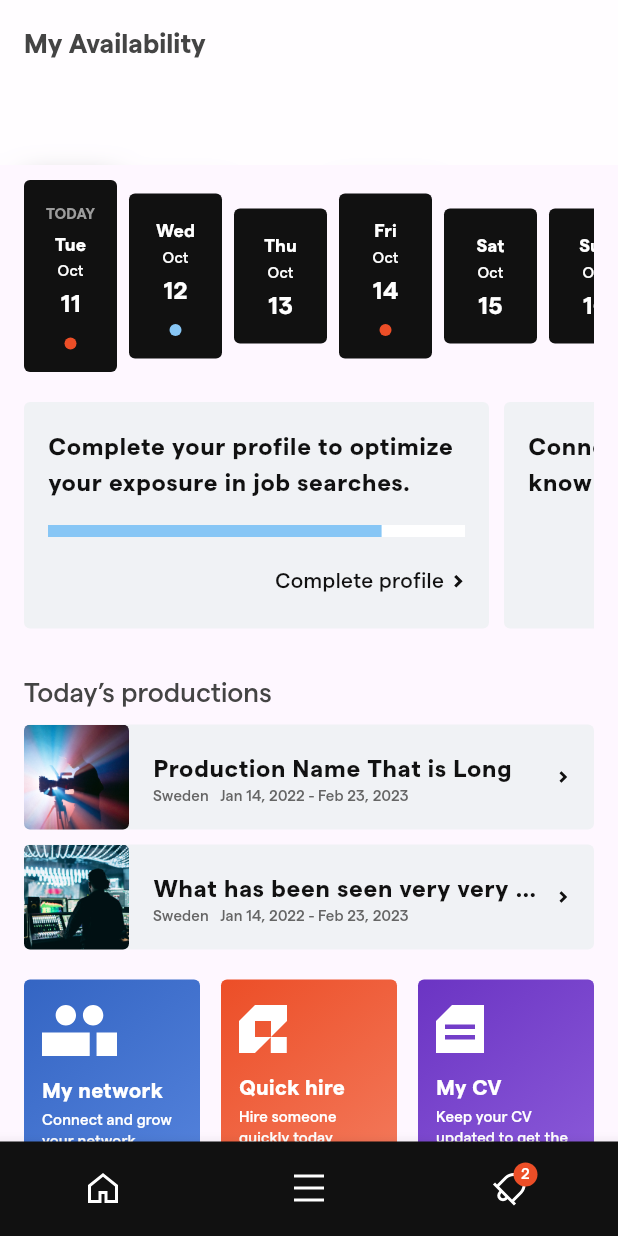
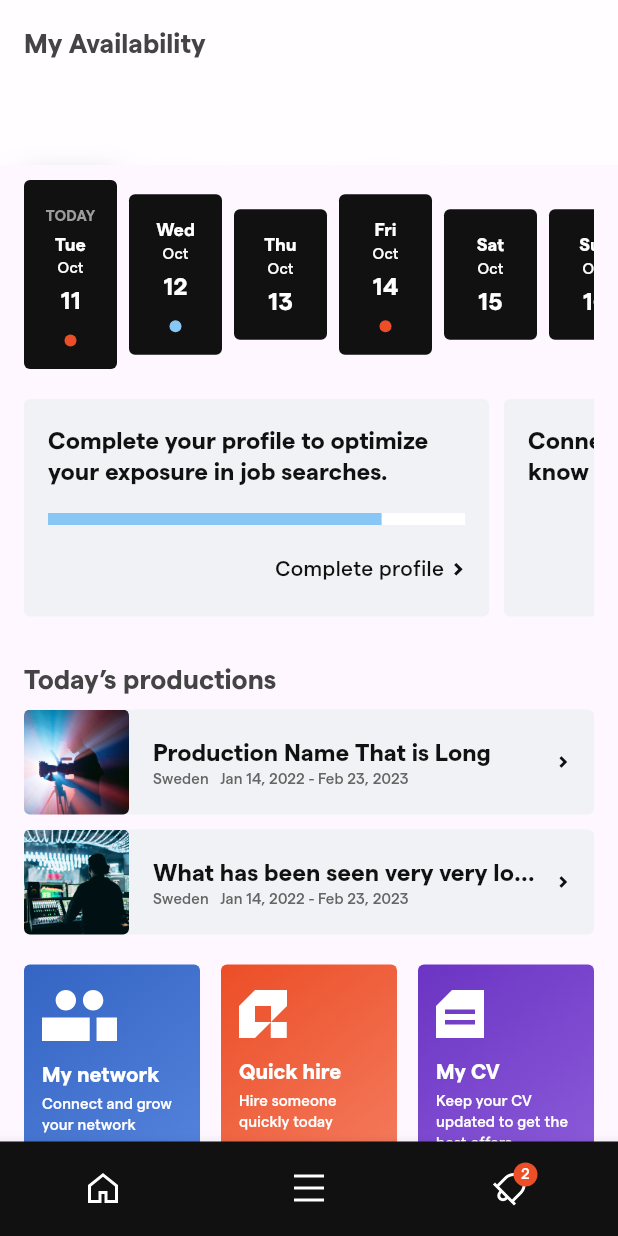
Before and after one commit to IlyaZadyabin/media, a Flutter app: the screen it shows after launch, on a phone screen of 412 x 824 dp. Run offline on Flutter 3.47's test engine with Material 2 defaults, Android fonts, the phone set to English and light mode, and no system bars; our stand-ins replace flutter_svg.

Commit message:
refactor(dates, theme): Theme extension. Removed code duplication in dates scroll

```diff
--- a/lib/core/core_styles.dart
+++ b/lib/core/core_styles.dart
@@ -1,4 +1,8 @@
 import 'package:flutter/material.dart';
+
+extension ThemeExtension on BuildContext {
+  TextTheme get textTheme => Theme.of(this).textTheme;
+}
 
 abstract class CoreStyles {
   static const Color black = Color(0xFF444444);
@@ -11,16 +15,31 @@ abstract class CoreStyles {
   static const Color blue = Color(0xFF87C6F5);
 
   static const String fontName = 'Matter';
-  static TextStyle defaultTextStyle = const TextStyle(fontFamily: fontName);
+  static TextStyle defaultTextStyle = const TextStyle(
+    fontFamily: fontName,
+    color: CoreStyles.black,
+  );
 
   static TextTheme textTheme = TextTheme(
-    headline5: defaultTextStyle.copyWith(
+    headline3: defaultTextStyle.copyWith(
       fontWeight: FontWeight.w600,
       fontSize: 18,
     ),
+    headline4: defaultTextStyle.copyWith(
+      fontWeight: FontWeight.w700,
+      fontSize: 16,
+    ),
+    headline5: defaultTextStyle.copyWith(
+      fontWeight: FontWeight.w700,
+      fontSize: 14,
+    ),
+    headline6: defaultTextStyle.copyWith(
+      fontWeight: FontWeight.w600,
+      fontSize: 12,
+    ),
     subtitle1: defaultTextStyle.copyWith(
       fontWeight: FontWeight.w600,
-      fontSize: 12,
+      fontSize: 10,
     ),
     subtitle2: defaultTextStyle.copyWith(
       fontWeight: FontWeight.w400,
@@ -34,5 +53,9 @@ abstract class CoreStyles {
       fontWeight: FontWeight.w400,
       fontSize: 14,
     ),
+    caption: defaultTextStyle.copyWith(
+      fontWeight: FontWeight.w400,
+      fontSize: 12,
+    ),
   );
 }
--- a/lib/home/view/components/date_bar.dart
+++ b/lib/home/view/components/date_bar/date_bar.dart
@@ -25,34 +25,27 @@ class DateBar extends StatelessWidget {
               padding: const EdgeInsets.only(bottom: 4),
               child: Text(
                 'TODAY',
-                style: Theme.of(context).textTheme.subtitle2?.copyWith(
-                      fontWeight: FontWeight.w600,
-                      color: CoreStyles.grey,
-                    ),
+                style: context.textTheme.subtitle1?.copyWith(
+                  color: CoreStyles.grey,
+                ),
               ),
             ),
           Text(
             date.shortWeekString(),
-            style: Theme.of(context)
-                .textTheme
-                .subtitle1
-                ?.copyWith(color: CoreStyles.white),
+            style:
+                context.textTheme.headline6?.copyWith(color: CoreStyles.white),
           ),
           const SizedBox(height: 2),
           Text(
             date.shortMonthString(),
-            style: Theme.of(context)
-                .textTheme
-                .subtitle2
-                ?.copyWith(color: CoreStyles.white),
+            style:
+                context.textTheme.subtitle2?.copyWith(color: CoreStyles.white),
           ),
           const SizedBox(height: 2),
           Text(
             date.day.toString(),
-            style: Theme.of(context)
-                .textTheme
-                .bodyText1
-                ?.copyWith(color: CoreStyles.white),
+            style:
+                context.textTheme.bodyText1?.copyWith(color: CoreStyles.white),
           ),
           if (circleColor != null)
             Container(
--- a/lib/home/view/components/page_tale.dart
+++ b/lib/home/view/components/page_tale.dart
@@ -35,17 +35,14 @@ class PageTale extends StatelessWidget {
           const SizedBox(height: 12),
           Text(
             title,
-            style: Theme.of(context).textTheme.bodyText2?.copyWith(
-                  color: CoreStyles.white,
-                  fontWeight: FontWeight.w700,
-                ),
+            style:
+                context.textTheme.headline5?.copyWith(color: CoreStyles.white),
           ),
           const SizedBox(height: 3),
           Text(
             description,
-            style: Theme.of(context).textTheme.subtitle2?.copyWith(
-                  color: CoreStyles.white,
-                ),
+            style:
+                context.textTheme.subtitle2?.copyWith(color: CoreStyles.white),
           ),
         ],
       ),
--- a/lib/home/view/components/production_tale.dart
+++ b/lib/home/view/components/production_tale.dart
@@ -49,17 +49,16 @@ class ProductionTale extends StatelessWidget {
                       Text(
                         title,
                         overflow: TextOverflow.ellipsis,
-                        style: Theme.of(context).textTheme.bodyText1?.copyWith(
-                              color: CoreStyles.veryBlack,
-                              fontWeight: FontWeight.w700,
-                            ),
+                        style: context.textTheme.headline4?.copyWith(
+                          color: CoreStyles.veryBlack,
+                        ),
                       ),
                       Text(
                         '$location   ${startDate.shortString()} - '
                         '${endDate.shortString()}',
-                        style: Theme.of(context).textTheme.subtitle2?.copyWith(
-                              color: CoreStyles.darkGrey,
-                            ),
+                        style: context.textTheme.subtitle2?.copyWith(
+                          color: CoreStyles.darkGrey,
+                        ),
                       ),
                     ],
                   ),
--- a/lib/home/view/components/task_plate.dart
+++ b/lib/home/view/components/task_plate.dart
@@ -28,10 +28,8 @@ class TaskPlate extends StatelessWidget {
         children: [
           Text(
             title,
-            style: Theme.of(context).textTheme.bodyText1?.copyWith(
-                  color: CoreStyles.veryBlack,
-                  fontWeight: FontWeight.w700,
-                ),
+            style: context.textTheme.headline4
+                ?.copyWith(color: CoreStyles.veryBlack),
           ),
           const SizedBox(height: 18),
           if (progress != null)
@@ -51,9 +49,9 @@ class TaskPlate extends StatelessWidget {
                 padding: const EdgeInsets.only(bottom: 3),
                 child: Text(
                   action,
-                  style: Theme.of(context).textTheme.bodyText2?.copyWith(
-                        color: CoreStyles.veryBlack,
-                      ),
+                  style: context.textTheme.bodyText2?.copyWith(
+                    color: CoreStyles.veryBlack,
+                  ),
                 ),
               ),
               const SizedBox(width: 4),
--- a/lib/home/view/screen/bottom_navigation.dart
+++ b/lib/home/view/screen/bottom_navigation.dart
@@ -48,9 +48,7 @@ class BottomNavigation extends StatelessWidget {
                     child: Text(
                       '2',
                       textAlign: TextAlign.center,
-                      style: Theme.of(context)
-                          .textTheme
-                          .subtitle2
+                      style: context.textTheme.subtitle2
                           ?.copyWith(color: CoreStyles.white),
                     ),
                   ),
--- a/lib/home/view/screen/expanded_horizontal_dates.dart
+++ /dev/null
@@ -1,32 +0,0 @@
-import 'package:flutter/material.dart';
-import 'package:qyre/core/core_styles.dart';
-import 'package:qyre/home/view/components/date_bar.dart';
-
-class ExpandedHorizontalDates extends StatelessWidget {
-  const ExpandedHorizontalDates({super.key});
-
-  @override
-  Widget build(BuildContext context) {
-    return SingleChildScrollView(
-      scrollDirection: Axis.horizontal,
-      child: Row(
-        children: List<int>.generate(10, (i) => i).map((int index) {
-          Color? circleColor;
-          if (index == 0 || index == 3) {
-            circleColor = CoreStyles.red;
-          }
-          if (index == 1) {
-            circleColor = CoreStyles.blue;
-          }
-          return Padding(
-            padding: const EdgeInsets.only(right: 8),
-            child: DateBar(
-              date: DateTime.now().add(Duration(days: index)),
-              circleColor: circleColor,
-            ),
-          );
-        }).toList(),
-      ),
-    );
-  }
-}
--- a/lib/home/view/screen/app_bar/glass_frost_app_bar.dart
+++ b/lib/home/view/screen/glass_frost_app_bar.dart
@@ -1,7 +1,7 @@
 import 'dart:ui';
 
 import 'package:flutter/material.dart';
-import 'package:qyre/home/view/screen/app_bar/collapsed_horizontal_dates.dart';
+import 'package:qyre/home/view/screen/horizontal_dates.dart';
 
 class GlassFrostAppBar extends StatefulWidget {
   const GlassFrostAppBar({super.key, required this.mainScrollController});
@@ -59,7 +59,10 @@ class _GlassFrostAppBarState extends State<GlassFrostAppBar>
               SizeTransition(
                 axisAlignment: 1,
                 sizeFactor: animation,
-                child: const CollapsedHorizontalDates(),
+                child: const Padding(
+                  padding: EdgeInsets.symmetric(horizontal: 16, vertical: 8),
+                  child: HorizontalDates(isCollapsed: true),
+                ),
               ),
             ],
           ),
--- a/lib/home/view/screen/home_screen.dart
+++ b/lib/home/view/screen/home_screen.dart
@@ -1,9 +1,9 @@
 import 'package:flutter/material.dart';
 import 'package:flutter/services.dart';
 import 'package:qyre/core/core_styles.dart';
-import 'package:qyre/home/view/screen/app_bar/glass_frost_app_bar.dart';
 import 'package:qyre/home/view/screen/bottom_navigation.dart';
-import 'package:qyre/home/view/screen/expanded_horizontal_dates.dart';
+import 'package:qyre/home/view/screen/glass_frost_app_bar.dart';
+import 'package:qyre/home/view/screen/horizontal_dates.dart';
 import 'package:qyre/home/view/screen/my_job_offers.dart';
 import 'package:qyre/home/view/screen/page_tale_list.dart';
 import 'package:qyre/home/view/screen/productions_list.dart';
@@ -45,12 +45,7 @@ class _HomeScreenState extends State<HomeScreen> {
         elevation: 0,
         backgroundColor: Colors.transparent,
         centerTitle: false,
-        title: Text(
-          'My Availability',
-          style: Theme.of(context).textTheme.headline5?.copyWith(
-                color: CoreStyles.black,
-              ),
-        ),
+        title: Text('My Availability', style: context.textTheme.headline3),
       ),
       bottomNavigationBar: const BottomNavigation(),
       body: Stack(
@@ -62,7 +57,7 @@ class _HomeScreenState extends State<HomeScreen> {
               child: Column(
                 children: const [
                   SizedBox(height: 120),
-                  ExpandedHorizontalDates(),
+                  HorizontalDates(),
                   SizedBox(height: 20),
                   Tasks(),
                   SizedBox(height: 30),
--- /dev/null
+++ b/lib/home/view/screen/horizontal_dates.dart
@@ -0,0 +1,40 @@
+import 'package:flutter/material.dart';
+import 'package:qyre/core/core_styles.dart';
+import 'package:qyre/home/view/components/date_bar/date_bar.dart';
+import 'package:qyre/home/view/components/date_bar/date_bar_collapsed.dart';
+
+class HorizontalDates extends StatelessWidget {
+  const HorizontalDates({super.key, this.isCollapsed = false});
+
+  final bool isCollapsed;
+
+  @override
+  Widget build(BuildContext context) {
+    return SingleChildScrollView(
+      scrollDirection: Axis.horizontal,
+      child: Row(
+        children: List.generate(10, (i) => i).map((index) {
+          Color? circleColor;
+          if (index == 0 || index == 3) {
+            circleColor = CoreStyles.red;
+          }
+          if (index == 1) {
+            circleColor = CoreStyles.blue;
+          }
+          return Padding(
+            padding: const EdgeInsets.only(right: 8),
+            child: isCollapsed
+                ? DateBarCollapsed(
+                    date: DateTime.now().add(Duration(days: index)),
+                    circleColor: circleColor,
+                  )
+                : DateBar(
+                    date: DateTime.now().add(Duration(days: index)),
+                    circleColor: circleColor,
+                  ),
+          );
+        }).toList(),
+      ),
+    );
+  }
+}
--- a/lib/home/view/screen/page_tale_list.dart
+++ b/lib/home/view/screen/page_tale_list.dart
@@ -16,10 +16,7 @@ class PageTaleList extends StatelessWidget {
               title: 'My network',
               description: 'Connect and grow your network',
               imagePath: Assets.icons.people.path,
-              colors: const [
-                Color(0xFF3465C3),
-                Color(0xFF5785DE),
-              ],
+              colors: const [Color(0xFF3465C3), Color(0xFF5785DE)],
             ),
           ),
           const SizedBox(width: 14),
@@ -28,10 +25,7 @@ class PageTaleList extends StatelessWidget {
               title: 'Quick hire',
               description: 'Hire someone quickly today',
               imagePath: Assets.icons.qyre.path,
-              colors: const [
-                Color(0xFFEC4E27),
-                Color(0xFFF47E61),
-              ],
+              colors: const [Color(0xFFEC4E27), Color(0xFFF47E61)],
             ),
           ),
           const SizedBox(width: 14),
@@ -40,10 +34,7 @@ class PageTaleList extends StatelessWidget {
               title: 'My CV',
               description: 'Keep your CV updated to get the best offers',
               imagePath: Assets.icons.document.path,
-              colors: const [
-                Color(0xFF6B34C3),
-                Color(0xFF8E5EDB),
-              ],
+              colors: const [Color(0xFF6B34C3), Color(0xFF8E5EDB)],
             ),
           ),
         ],
--- a/lib/home/view/screen/productions_list.dart
+++ b/lib/home/view/screen/productions_list.dart
@@ -11,13 +11,7 @@ class ProductionsList extends StatelessWidget {
     return Column(
       crossAxisAlignment: CrossAxisAlignment.start,
       children: [
-        Text(
-          'Today’s productions',
-          style: Theme.of(context)
-              .textTheme
-              .headline5
-              ?.copyWith(color: CoreStyles.black, fontWeight: FontWeight.w400),
-        ),
+        Text('Today’s productions', style: context.textTheme.headline3),
         const SizedBox(height: 10),
         ProductionTale(
           title: 'Production Name That is Long',
```
Also changed, not shown: lib/home/view/components/date_bar/date_bar_collapsed.dart (renamed from lib/home/view/components/date_bar_collapsed.dart, +6 -12 lines), lib/home/view/components/job_offer.dart (+9 -24 lines), lib/home/view/components/starred_post.dart (+6 -17 lines), lib/home/view/screen/app_bar/collapsed_horizontal_dates.dart (deleted, +0 -40 lines), lib/home/view/screen/my_job_offers.dart (+2 -7 lines), lib/home/view/screen/starred_posts.dart (+2 -7 lines).
